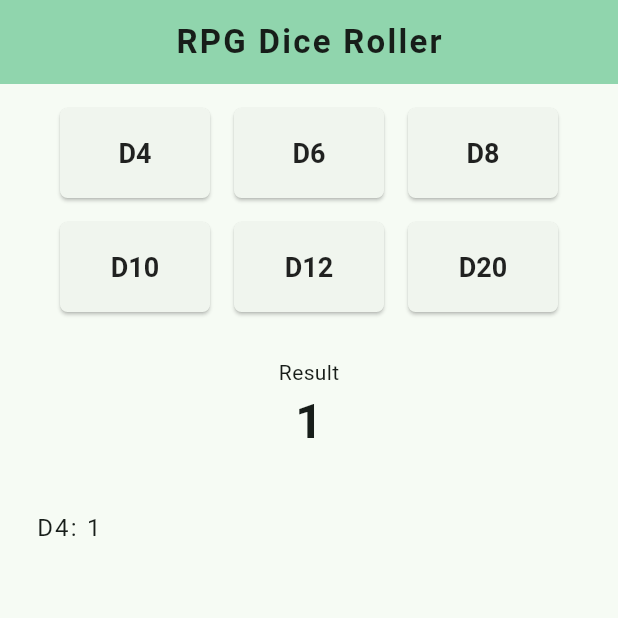
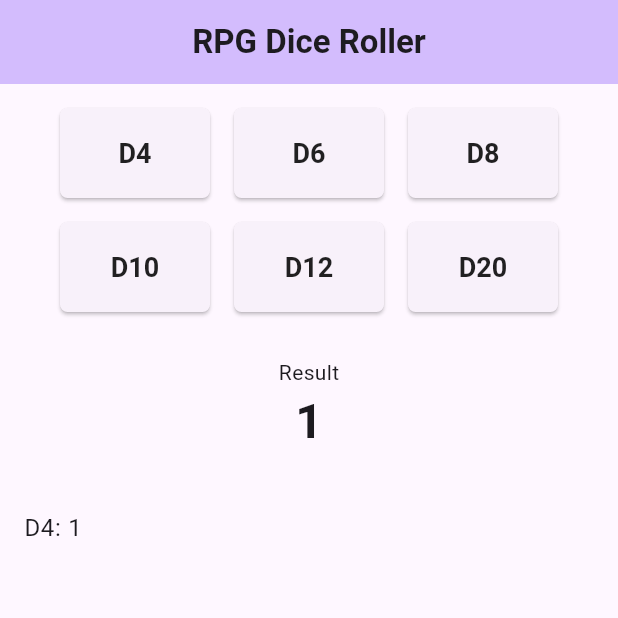
Before and after one commit to oAnthonyG/project_rpg_dice, a Flutter app: the screen it shows after launch, after a tap on an icon or button, on a phone screen of 412 x 824 dp, the top half of it. Run offline on Flutter 3.47's test engine with Material 3 defaults, Android fonts, the phone set to English and light mode, and no system bars.

Commit message:
refactor: reorganizes functions and improves readability 2.0

```diff
--- a/lib/main.dart
+++ b/lib/main.dart
@@ -13,7 +13,7 @@ class MyApp extends StatelessWidget {
   Widget build(BuildContext context) {
     return MaterialApp(
       theme: ThemeData(
-        colorScheme: ColorScheme.fromSeed(seedColor: Colors.greenAccent),
+        colorScheme: ColorScheme.fromSeed(seedColor: Colors.deepPurple),
       ),
       home: MyHomePage(title: 'RPG Dice Roller'),
     );
--- /dev/null
+++ b/lib/models/roll_result.dart
@@ -0,0 +1,11 @@
+class RollResult {
+  final int value;
+  final int dice;
+
+  RollResult({required this.value, required this.dice});
+
+  @override
+  String toString() {
+    return 'D$dice: $value';
+  }
+}
--- a/lib/pages/home_page.dart
+++ b/lib/pages/home_page.dart
@@ -1,5 +1,7 @@
-import 'dart:math';
 import 'package:flutter/material.dart';
+import '../services/dice_service.dart';
+import '../models/roll_result.dart';
+import '../widgets/dice_button.dart';
 
 class MyHomePage extends StatefulWidget {
   const MyHomePage({super.key, required this.title});
@@ -11,14 +13,18 @@ class MyHomePage extends StatefulWidget {
 }
 
 class _MyHomePageState extends State<MyHomePage> {
-  String _result = '0';
-  final List<String> _history = [];
+  final DiceService _diceService = DiceService();
+
+  int _result = 0;
+  final List<RollResult> _history = [];
   final List<int> _diceValues = [4, 6, 8, 10, 12, 20];
 
   void _rollD(int dice) {
+    final value = _diceService.roll(dice);
+
     setState(() {
-      _result = (Random().nextInt(dice) + 1).toString();
-      _history.insert(0, 'D$dice: $_result');
+      _result = value;
+      _history.insert(0, RollResult(value: value, dice: dice));
 
       if (_history.length > 20) {
         _history.removeLast();
@@ -26,47 +32,35 @@ class _MyHomePageState extends State<MyHomePage> {
     });
   }
 
-  Widget _boxDice(int dice) {
-    return ElevatedButton(
-      onPressed: () => _rollD(dice),
-      style: ElevatedButton.styleFrom(
-        textStyle: const TextStyle(fontWeight: FontWeight.bold, fontSize: 18),
-        minimumSize: const Size(100, 60),
-        shape: RoundedRectangleBorder(borderRadius: BorderRadius.circular(5)),
-      ),
-      child: Text('D$dice', style: const TextStyle(color: Colors.black87)),
-    );
-  }
-
   @override
   Widget build(BuildContext context) {
     return Scaffold(
       appBar: AppBar(
         backgroundColor: Theme.of(context).colorScheme.inversePrimary,
-        title: Text(
-          widget.title,
-          style: const TextStyle(
-            letterSpacing: 1.5,
-            fontWeight: FontWeight.bold,
-          ),
-        ),
-        centerTitle: true,
-      ),
+        title: Center(child: Text(widget.title, style: TextStyle(fontWeight: FontWeight.bold),))),
       body: Column(
         children: [
           const SizedBox(height: 16),
+
           Wrap(
-            spacing: 16.0,
-            runSpacing: 16.0,
+            spacing: 16,
+            runSpacing: 16,
             alignment: WrapAlignment.center,
-            children: _diceValues.map((value) => _boxDice(value)).toList(),
+            children: _diceValues.map((dice) {
+              return DiceButton(
+                dice: dice,
+                onPressed: () => _rollD(dice),
+              );
+            }).toList(),
           ),
+
           const SizedBox(height: 30),
+
           Column(
             children: [
               const Text('Result'),
               Text(
-                _result,
+                '$_result',
                 style: const TextStyle(
                   fontSize: 32,
                   fontWeight: FontWeight.bold,
@@ -74,27 +68,21 @@ class _MyHomePageState extends State<MyHomePage> {
               ),
             ],
           ),
+
           const SizedBox(height: 20),
-          _buildHistory(),
+
+          Expanded(
+            child: ListView.builder(
+              itemCount: _history.length,
+              itemBuilder: (context, index) {
+                return ListTile(
+                  title: Text(_history[index].toString()),
+                );
+              },
+            ),
+          ),
         ],
       ),
     );
   }
-
-  Expanded _buildHistory() {
-    return Expanded(
-      child: ListView.builder(
-        padding: const EdgeInsets.symmetric(horizontal: 8),
-        itemCount: _history.length,
-        itemBuilder: (context, index) {
-          return ListTile(
-            title: Text(
-              _history[index],
-              style: const TextStyle(letterSpacing: 1.5),
-            ),
-          );
-        },
-      ),
-    );
-  }
 }
--- /dev/null
+++ b/lib/services/dice_service.dart
@@ -0,0 +1,9 @@
+import 'dart:math';
+
+class DiceService {
+  final _random = Random();
+
+  int roll(int sides) {
+    return _random.nextInt(sides) + 1;
+  }
+}
--- /dev/null
+++ b/lib/widgets/dice_button.dart
@@ -0,0 +1,21 @@
+import 'package:flutter/material.dart';
+
+class DiceButton extends StatelessWidget {
+  final int dice;
+  final VoidCallback onPressed;
+
+  const DiceButton({super.key, required this.dice, required this.onPressed});
+
+  @override
+  Widget build(BuildContext context) {
+    return ElevatedButton(
+      onPressed: onPressed,
+      style: ElevatedButton.styleFrom(
+        textStyle: TextStyle(fontWeight: FontWeight.bold, fontSize: 18),
+        minimumSize: Size(100, 60),
+        shape: RoundedRectangleBorder(borderRadius: BorderRadius.circular(5)),
+      ),
+      child: Text('D$dice', style: TextStyle(color: Colors.black87)),
+    );
+  }
+}
```
